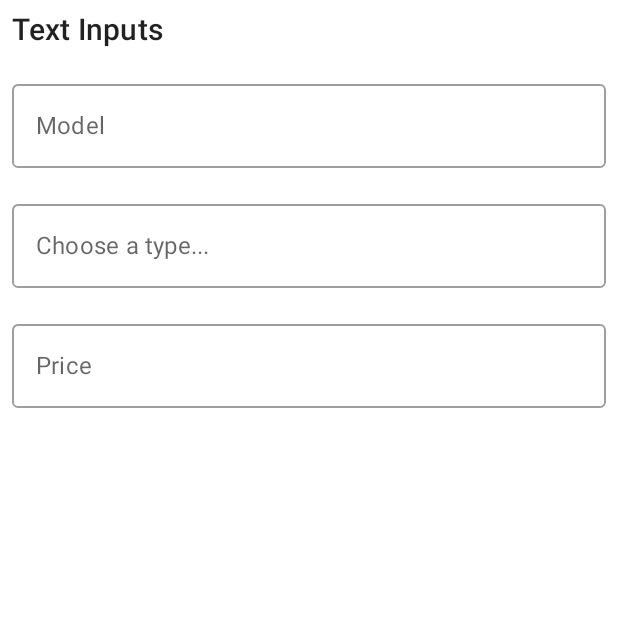
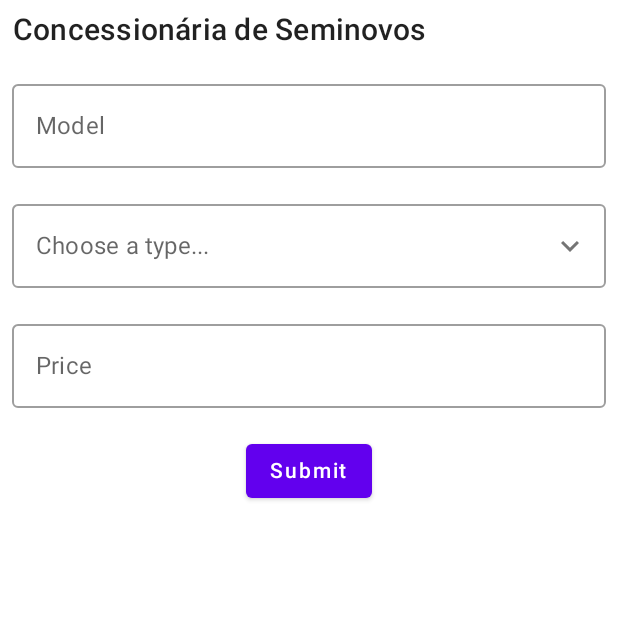
Before and after one commit to naah16/ProvaKotlin, an Android app built with Jetpack Compose: the screen it shows after launch (MainActivity), on a phone screen of 412 x 824 dp, the top half of it. Run offline under Robolectric (Android 15) with nearby library versions, the phone set to English and light mode, and no system bars.

Commit message:
estilizando inputs, adicionando DropDown e botão

```diff
--- a/app/src/main/java/com/example/avaliacaopratica/MainActivity.kt
+++ b/app/src/main/java/com/example/avaliacaopratica/MainActivity.kt
@@ -2,24 +2,43 @@ package com.example.avaliacaopratica
 
 import android.graphics.Color
 import android.os.Bundle
+import android.util.Size
+import android.widget.Toast
 import androidx.activity.ComponentActivity
 import androidx.activity.compose.setContent
+import androidx.compose.foundation.BorderStroke
 import androidx.compose.foundation.background
+import androidx.compose.foundation.clickable
 import androidx.compose.foundation.layout.*
 import androidx.compose.foundation.text.KeyboardOptions
 import androidx.compose.material.*
 import androidx.compose.material.MaterialTheme.typography
 import androidx.compose.material.icons.Icons
 import androidx.compose.material.icons.filled.Edit
+import androidx.compose.material.icons.filled.KeyboardArrowDown
+import androidx.compose.material.icons.filled.KeyboardArrowUp
+import androidx.compose.material.icons.outlined.ArrowDropDown
 import androidx.compose.runtime.*
 import androidx.compose.ui.Alignment
 import androidx.compose.ui.Modifier
+import androidx.compose.ui.geometry.CornerRadius.Companion.Zero
+import androidx.compose.ui.graphics.Color.Companion.Blue
 import androidx.compose.ui.graphics.Color.Companion.Transparent
+import androidx.compose.ui.graphics.Color.Companion.White
+import androidx.compose.ui.graphics.SolidColor
+import androidx.compose.ui.layout.onGloballyPositioned
+import androidx.compose.ui.platform.LocalContext
+import androidx.compose.ui.platform.LocalDensity
+import androidx.compose.ui.text.TextRange.Companion.Zero
 import androidx.compose.ui.text.input.KeyboardType
 import androidx.compose.ui.text.input.PasswordVisualTransformation
 import androidx.compose.ui.text.input.TextFieldValue
+import androidx.compose.ui.text.style.TextAlign
 import androidx.compose.ui.tooling.preview.Preview
+import androidx.compose.ui.unit.Dp
+import androidx.compose.ui.unit.IntSize.Companion.Zero
 import androidx.compose.ui.unit.dp
+import androidx.compose.ui.unit.toSize
 import com.example.avaliacaopratica.ui.theme.AvaliacaoPraticaTheme
 
 class MainActivity : ComponentActivity() {
@@ -45,12 +64,11 @@ class MainActivity : ComponentActivity() {
 fun Body() {
         Column {
 
-            Text(text = "Text Inputs", style = typography.h6, modifier = Modifier.padding(8.dp))
+            Text(text = "Concessionária de Seminovos", style = typography.h6, modifier = Modifier.padding(8.dp), textAlign = TextAlign.Center)
             var text by remember { mutableStateOf(TextFieldValue("")) }
             // for preview add same text to all the fields
 
-
-
+            //MODELO
             // Outlined Text Input Field
             OutlinedTextField(
                 value = text,
@@ -65,22 +83,12 @@ fun Body() {
 
             )
 
-            // Outlined Input text with icon on the left
-            // inside leadingIcon property add the icon
-            OutlinedTextField(
-                value = text,
+            //TIPO
+            Column() {
+                dropDownMenu()
+            }
 
-                modifier = Modifier
-                    .padding(8.dp)
-                    .fillMaxWidth(),
-                keyboardOptions = KeyboardOptions(keyboardType = KeyboardType.Text),
-                label = { Text(text = "Choose a type...") },
-                placeholder = { Text(text = "Hatch") },
-                onValueChange = {
-                    text = it
-                }
-            )
-
+            //PREÇO
             var numberText by remember { mutableStateOf(TextFieldValue("")) }
             // Outlined Text input field with input type number
             // It will open the number keyboard
@@ -90,27 +98,121 @@ fun Body() {
                     .fillMaxWidth(),
                 keyboardOptions = KeyboardOptions(keyboardType = KeyboardType.Number),
                 label = { Text(text = "Price") },
-                placeholder = { Text(text = "40000") },
+                placeholder = { Text(text = "R$40.000") },
                 onValueChange = {
                     numberText = it
                 }
             )
+
+            Column {
+                Button()
+            }
         }
+
 }
+@Composable
+fun dropDownMenu() {
 
-/*@Composable
-fun CarroList(carros: MutableList<Carro>,
-                onClick: (carro: Carro) -> Unit) {
-    LazyColumn {
-        items(carros) { carro ->
-            ContactView(carro = carro) {
-                onClick(carro)
+    var expanded by remember { mutableStateOf(false) }
+    val suggestions = listOf("Hatch", "Truck", "Motorbike", "Sedan", "Pickup Truck", "Van", "SUV")
+    var selectedText by remember { mutableStateOf("") }
+
+    var textfieldSize by remember { mutableStateOf(androidx.compose.ui.geometry.Size.Zero)}
+
+    val icon = if (expanded)
+        Icons.Filled.KeyboardArrowUp
+    else
+        Icons.Filled.KeyboardArrowDown
+
+
+    Column(Modifier.padding(8.dp)) {
+        OutlinedTextField(
+            value = selectedText,
+            onValueChange = { selectedText = it },
+            modifier = Modifier
+                .fillMaxWidth()
+                .onGloballyPositioned { coordinates ->
+                    //This value is used to assign to the DropDown the same width
+                    //textfieldSize = coordinates.size.toSize()
+                    textfieldSize = coordinates.size.toSize()
+                },
+            label = {Text("Choose a type...")},
+            trailingIcon = {
+                Icon(icon,"contentDescription",
+                    Modifier.clickable { expanded = !expanded })
+            }
+        )
+        DropdownMenu(
+            expanded = expanded,
+            onDismissRequest = { expanded = false },
+            modifier = Modifier
+                .width(with(LocalDensity.current){textfieldSize.width.toDp()})
+        ) {
+            suggestions.forEach { label ->
+                DropdownMenuItem(onClick = {
+                    selectedText = label
+                    expanded = false
+                }) {
+                    Text(text = label)
+                }
             }
         }
     }
-}*/
+}
 
+@Composable
+fun Button() {
 
+    Column(
+        // we are using column to align our
+        // imageview to center of the screen.
+        modifier = Modifier
+            .fillMaxWidth()
+            .fillMaxHeight(),
+
+        // below line is used for specifying
+        // vertical arrangement.
+        verticalArrangement = Arrangement.Top,
+
+        // below line is used for specifying
+        // horizontal arrangement.
+        horizontalAlignment = Alignment.CenterHorizontally,
+    ) {
+        // below line is use to get
+        // the context for our app.
+        val context = LocalContext.current
+
+        // below line is use to create a button.
+        Button(
+            // below line is use to add onclick
+            // parameter for our button onclick
+            onClick = {
+                // when user is clicking the button
+                // we are displaying a toast message.
+                Toast.makeText(context, "Adicionado com Sucesso!", Toast.LENGTH_LONG).show()
+            },
+            // in below line we are using modifier
+            // which is use to add padding to our button
+            modifier = Modifier.padding(all = Dp(10F)),
+
+            // below line is use to set or
+            // button as enable or disable.
+            enabled = true,
+
+            // below line is use to
+            // add border to our button.
+            //border = BorderStroke(width = 1.dp, brush = SolidColor(Color.BLUE)),
+
+            // below line is use to add shape for our button.
+            shape = MaterialTheme.shapes.medium,
+        )
+        // below line is use to
+        // add text on our button
+        {
+            Text(text = "Submit")
+        }
+    }
+}
 
 @Preview(showBackground = true)
 @Composable
```
